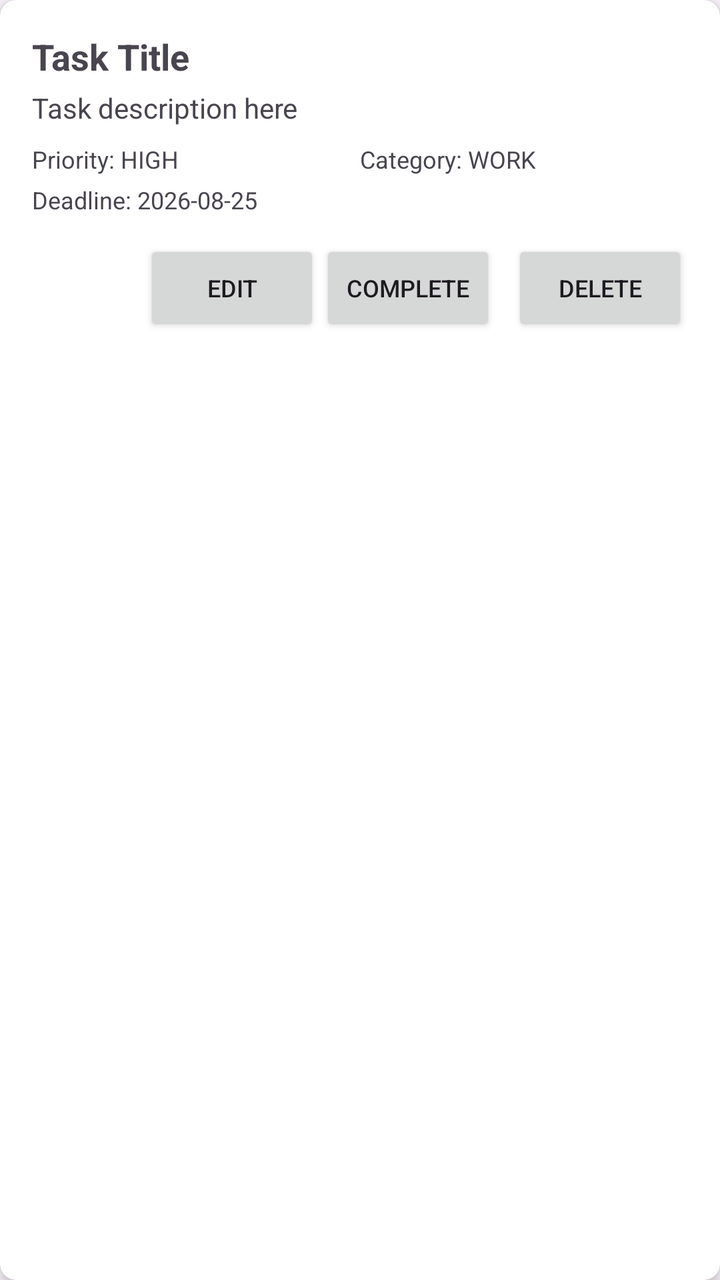
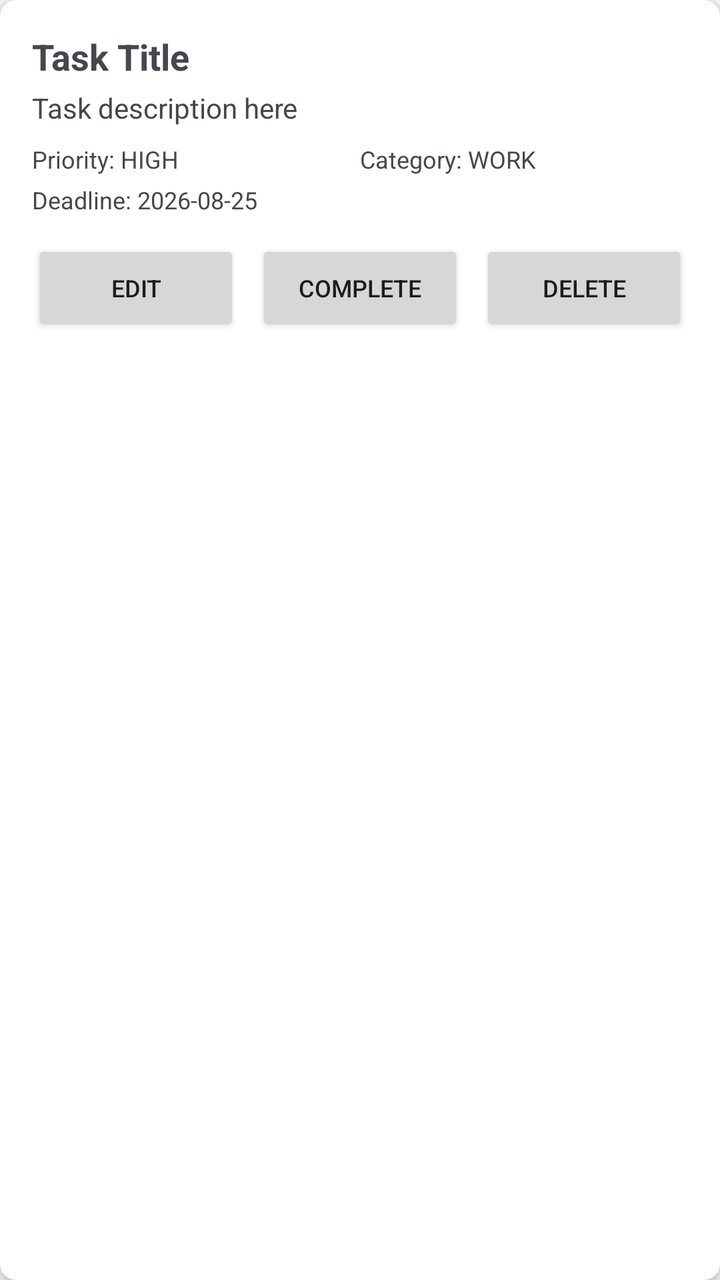

An Android layout rendered at two revisions. The XML below is the earlier revision; the diff shows what the commit changed to produce the second picture.
<!-- AndroidManifest.xml: application theme Theme.TaskManager -->
<!-- res/layout/item_task.xml -->
<?xml version="1.0" encoding="utf-8"?>
<androidx.cardview.widget.CardView xmlns:android="http://schemas.android.com/apk/res/android"
    android:layout_width="match_parent"
    android:layout_height="wrap_content"
    android:fitsSystemWindows="true"
    xmlns:app="http://schemas.android.com/apk/res-auto"
    android:layout_margin="8dp"
    app:cardCornerRadius="8dp"
    app:cardElevation="4dp">

    <LinearLayout
        android:layout_width="match_parent"
        android:layout_height="wrap_content"
        android:orientation="vertical"
        android:padding="16dp">

        <TextView
            android:id="@+id/tvTaskTitle"
            android:layout_width="match_parent"
            android:layout_height="wrap_content"
            android:textSize="18sp"
            android:textStyle="bold"
            android:text="Task Title" />

        <TextView
            android:id="@+id/tvTaskDescription"
            android:layout_width="match_parent"
            android:layout_height="wrap_content"
            android:textSize="14sp"
            android:layout_marginTop="4dp"
            android:text="Task description here" />

        <LinearLayout
            android:layout_width="match_parent"
            android:layout_height="wrap_content"
            android:orientation="horizontal"
            android:layout_marginTop="8dp">

            <TextView
                android:id="@+id/tvPriority"
                android:layout_width="0dp"
                android:layout_height="wrap_content"
                android:layout_weight="1"
                android:text="Priority: HIGH"
                android:textSize="12sp" />

            <TextView
                android:id="@+id/tvCategory"
                android:layout_width="0dp"
                android:layout_height="wrap_content"
                android:layout_weight="1"
                android:text="Category: WORK"
                android:textSize="12sp" />

        </LinearLayout>

        <TextView
            android:id="@+id/tvDeadline"
            android:layout_width="match_parent"
            android:layout_height="wrap_content"
            android:textSize="12sp"
            android:layout_marginTop="4dp"
            android:text="Deadline: 2026-08-25" />

        <LinearLayout
            android:layout_width="match_parent"
            android:layout_height="wrap_content"
            android:orientation="horizontal"
            android:layout_marginTop="12dp"
            android:gravity="end">

            <Button
                android:id="@+id/btnEdit"
                android:layout_width="wrap_content"
                android:layout_height="wrap_content"
                android:text="Edit"
                android:textSize="12sp" />

            <Button
                android:id="@+id/btnComplete"
                android:layout_width="wrap_content"
                android:layout_height="wrap_content"
                android:text="Complete"
                android:textSize="12sp" />

            <Button
                android:id="@+id/btnDelete"
                android:layout_width="wrap_content"
                android:layout_height="wrap_content"
                android:layout_marginStart="8dp"
                android:text="Delete"
                android:textSize="12sp" />

        </LinearLayout>

    </LinearLayout>

</androidx.cardview.widget.CardView>
<!-- resources referenced by this layout -->
<resources>
  <style name="Theme.TaskManager" parent="Base.Theme.TaskManager" />
  <style name="Base.Theme.TaskManager" parent="Theme.Material3.DayNight.NoActionBar">
          
          
      </style>
</resources>

<!-- the commit's change to res/layout/item_task.xml (unified diff, before → after) -->
@@ -2,7 +2,6 @@
 <androidx.cardview.widget.CardView xmlns:android="http://schemas.android.com/apk/res/android"
     android:layout_width="match_parent"
     android:layout_height="wrap_content"
-    android:fitsSystemWindows="true"
     xmlns:app="http://schemas.android.com/apk/res-auto"
     android:layout_margin="8dp"
     app:cardCornerRadius="8dp"
@@ -71,25 +70,33 @@
 
             <Button
                 android:id="@+id/btnEdit"
-                android:layout_width="wrap_content"
+                android:layout_width="0dp"
                 android:layout_height="wrap_content"
+                android:layout_weight="1"
+                android:layout_marginEnd="4dp"
                 android:text="Edit"
-                android:textSize="12sp" />
+                android:textSize="12sp"
+                android:padding="4dp" />
 
             <Button
                 android:id="@+id/btnComplete"
-                android:layout_width="wrap_content"
+                android:layout_width="0dp"
                 android:layout_height="wrap_content"
+                android:layout_weight="1"
+                android:layout_marginHorizontal="4dp"
                 android:text="Complete"
-                android:textSize="12sp" />
+                android:textSize="12sp"
+                android:padding="4dp" />
 
             <Button
                 android:id="@+id/btnDelete"
-                android:layout_width="wrap_content"
+                android:layout_width="0dp"
                 android:layout_height="wrap_content"
-                android:layout_marginStart="8dp"
+                android:layout_weight="1"
+                android:layout_marginStart="4dp"
                 android:text="Delete"
-                android:textSize="12sp" />
+                android:textSize="12sp"
+                android:padding="4dp" />
 
         </LinearLayout>
 
